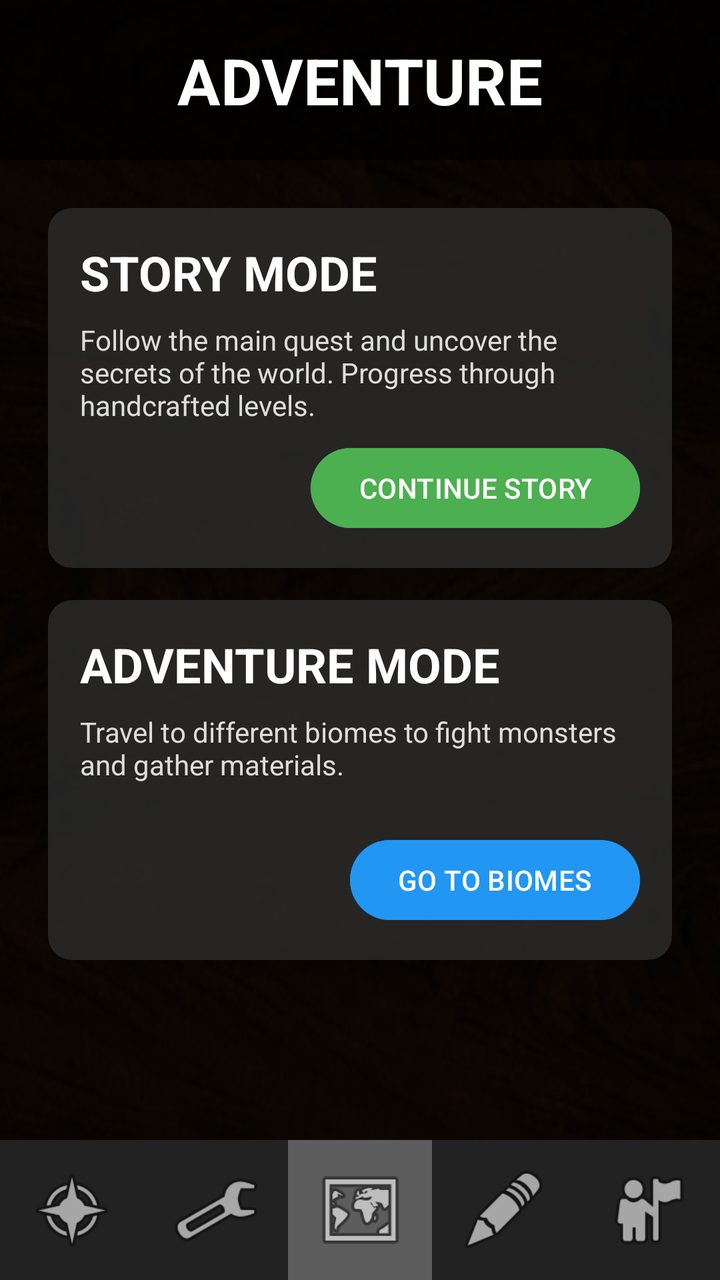
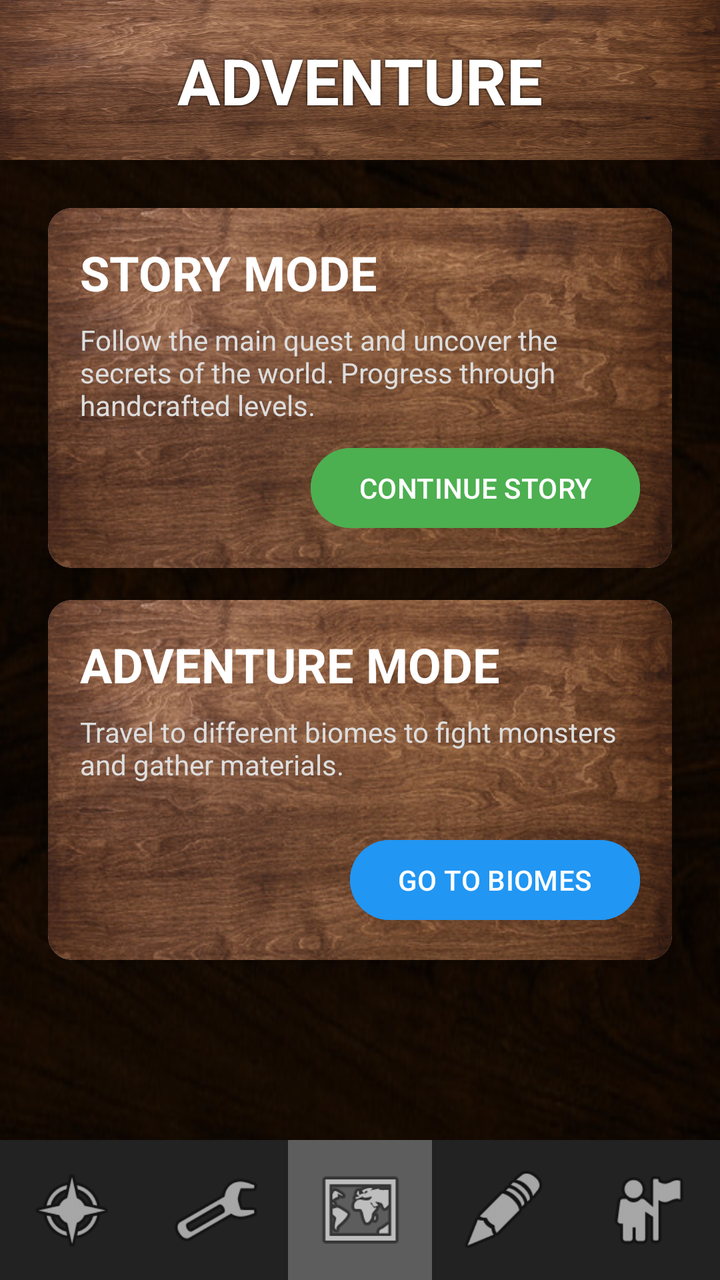

The first picture is an Android layout as it rendered before a commit; the second is the same layout after the commit. The layout source and the unified diff follow.
<!-- AndroidManifest.xml: application theme Theme.BattleScribe -->
<!-- res/layout/activity_battle_choice.xml -->
<?xml version="1.0" encoding="utf-8"?>
<androidx.constraintlayout.widget.ConstraintLayout xmlns:android="http://schemas.android.com/apk/res/android"
    xmlns:app="http://schemas.android.com/apk/res-auto"
    xmlns:tools="http://schemas.android.com/tools"
    android:layout_width="match_parent"
    android:layout_height="match_parent"
    android:background="@drawable/inv_background"
    tools:context=".BattleChoiceActivity">

    <View
        android:layout_width="match_parent"
        android:layout_height="match_parent"
        android:background="#AA000000" />

    <ImageView
        android:id="@+id/header_bg"
        android:layout_width="0dp"
        android:layout_height="80dp"
        android:background="#AA000000"
        app:layout_constraintEnd_toEndOf="parent"
        app:layout_constraintStart_toStartOf="parent"
        app:layout_constraintTop_toTopOf="parent" />

    <TextView
        android:id="@+id/battle_title"
        android:layout_width="wrap_content"
        android:layout_height="wrap_content"
        android:text="@string/title_adventure"
        android:textColor="#FFFFFF"
        android:textSize="32sp"
        android:textStyle="bold"
        app:layout_constraintBottom_toBottomOf="@+id/header_bg"
        app:layout_constraintEnd_toEndOf="parent"
        app:layout_constraintStart_toStartOf="parent"
        app:layout_constraintTop_toTopOf="parent" />

    
    <LinearLayout
        android:id="@+id/layout_main_choice"
        android:layout_width="match_parent"
        android:layout_height="0dp"
        android:orientation="vertical"
        android:padding="16dp"
        android:visibility="visible"
        app:layout_constraintBottom_toTopOf="@+id/linearLayout"
        app:layout_constraintTop_toBottomOf="@+id/header_bg">

        <androidx.cardview.widget.CardView
            android:id="@+id/card_story"
            android:layout_width="match_parent"
            android:layout_height="180dp"
            android:layout_margin="8dp"
            app:cardBackgroundColor="#CC2D2D2D"
            app:cardCornerRadius="12dp"
            app:cardElevation="8dp">

            <androidx.constraintlayout.widget.ConstraintLayout
                android:layout_width="match_parent"
                android:layout_height="match_parent"
                android:padding="16dp">

                <TextView
                    android:id="@+id/story_title"
                    android:layout_width="wrap_content"
                    android:layout_height="wrap_content"
                    android:text="@string/story_mode_title"
                    android:textColor="#FFFFFF"
                    android:textSize="24sp"
                    android:textStyle="bold"
                    app:layout_constraintStart_toStartOf="parent"
                    app:layout_constraintTop_toTopOf="parent" />

                <TextView
                    android:layout_width="0dp"
                    android:layout_height="wrap_content"
                    android:layout_marginTop="8dp"
                    android:text="@string/story_mode_desc"
                    android:textColor="#DDDDDD"
                    android:textSize="14sp"
                    app:layout_constraintEnd_toEndOf="parent"
                    app:layout_constraintStart_toStartOf="parent"
                    app:layout_constraintTop_toBottomOf="@+id/story_title" />

                <Button
                    android:id="@+id/btn_continue_story"
                    android:layout_width="wrap_content"
                    android:layout_height="wrap_content"
                    android:text="@string/btn_continue_story"
                    android:backgroundTint="#4CAF50"
                    android:textColor="#FFFFFF"
                    app:layout_constraintBottom_toBottomOf="parent"
                    app:layout_constraintEnd_toEndOf="parent" />
            </androidx.constraintlayout.widget.ConstraintLayout>
        </androidx.cardview.widget.CardView>

        <androidx.cardview.widget.CardView
            android:id="@+id/card_adventure_mode"
            android:layout_width="match_parent"
            android:layout_height="180dp"
            android:layout_margin="8dp"
            app:cardBackgroundColor="#CC2D2D2D"
            app:cardCornerRadius="12dp"
            app:cardElevation="8dp">

            <androidx.constraintlayout.widget.ConstraintLayout
                android:layout_width="match_parent"
                android:layout_height="match_parent"
                android:padding="16dp">

                <TextView
                    android:id="@+id/adv_title"
                    android:layout_width="wrap_content"
                    android:layout_height="wrap_content"
                    android:text="ADVENTURE MODE"
                    android:textColor="#FFFFFF"
                    android:textSize="24sp"
                    android:textStyle="bold"
                    app:layout_constraintStart_toStartOf="parent"
                    app:layout_constraintTop_toTopOf="parent" />

                <TextView
                    android:layout_width="0dp"
                    android:layout_height="wrap_content"
                    android:layout_marginTop="8dp"
                    android:text="Travel to different biomes to fight monsters and gather materials."
                    android:textColor="#DDDDDD"
                    android:textSize="14sp"
                    app:layout_constraintEnd_toEndOf="parent"
                    app:layout_constraintStart_toStartOf="parent"
                    app:layout_constraintTop_toBottomOf="@+id/adv_title" />

                <Button
                    android:id="@+id/btn_to_biomes"
                    android:layout_width="wrap_content"
                    android:layout_height="wrap_content"
                    android:text="GO TO BIOMES"
                    android:backgroundTint="#2196F3"
                    android:textColor="#FFFFFF"
                    app:layout_constraintBottom_toBottomOf="parent"
                    app:layout_constraintEnd_toEndOf="parent" />
            </androidx.constraintlayout.widget.ConstraintLayout>
        </androidx.cardview.widget.CardView>
    </LinearLayout>

    
    <LinearLayout
        android:id="@+id/layout_biome_selection"
        android:layout_width="match_parent"
        android:layout_height="0dp"
        android:orientation="vertical"
        android:padding="16dp"
        android:visibility="gone"
        app:layout_constraintBottom_toTopOf="@+id/linearLayout"
        app:layout_constraintTop_toBottomOf="@+id/header_bg">

        <androidx.cardview.widget.CardView
            android:id="@+id/card_forest"
            android:layout_width="match_parent"
            android:layout_height="180dp"
            android:layout_margin="8dp"
            app:cardBackgroundColor="#CC2D2D2D"
            app:cardCornerRadius="12dp"
            app:cardElevation="8dp">

            <androidx.constraintlayout.widget.ConstraintLayout
                android:layout_width="match_parent"
                android:layout_height="match_parent"
                android:padding="16dp">

                <TextView
                    android:id="@+id/forest_title"
                    android:layout_width="wrap_content"
                    android:layout_height="wrap_content"
                    android:text="DARK FOREST"
                    android:textColor="#FFFFFF"
                    android:textSize="24sp"
                    android:textStyle="bold"
                    app:layout_constraintStart_toStartOf="parent"
                    app:layout_constraintTop_toTopOf="parent" />

                <TextView
                    android:layout_width="0dp"
                    android:layout_height="wrap_content"
                    android:layout_marginTop="8dp"
                    android:text="A dense woods filled with zombies and skeletons. Great for early resources."
                    android:textColor="#DDDDDD"
                    android:textSize="14sp"
                    app:layout_constraintEnd_toEndOf="parent"
                    app:layout_constraintStart_toStartOf="parent"
                    app:layout_constraintTop_toBottomOf="@+id/forest_title" />

                <Button
                    android:id="@+id/btn_enter_forest"
                    android:layout_width="wrap_content"
                    android:layout_height="wrap_content"
                    android:text="GO TO FOREST"
                    android:backgroundTint="#2E7D32"
                    android:textColor="#FFFFFF"
                    app:layout_constraintBottom_toBottomOf="parent"
                    app:layout_constraintEnd_toEndOf="parent" />
            </androidx.constraintlayout.widget.ConstraintLayout>
        </androidx.cardview.widget.CardView>

        <Button
            android:id="@+id/btn_back_to_main"
            android:layout_width="wrap_content"
            android:layout_height="wrap_content"
            android:layout_gravity="center"
            android:layout_marginTop="16dp"
            android:text="BACK"
            style="@style/Widget.MaterialComponents.Button.TextButton"
            android:textColor="#FFFFFF" />
    </LinearLayout>

    
    <LinearLayout
        android:id="@+id/layout_biome_actions"
        android:layout_width="match_parent"
        android:layout_height="wrap_content"
        android:orientation="vertical"
        android:padding="24dp"
        android:gravity="center"
        android:visibility="gone"
        app:layout_constraintBottom_toTopOf="@+id/linearLayout"
        app:layout_constraintTop_toBottomOf="@+id/header_bg">

        <TextView
            android:id="@+id/tv_biome_name"
            android:layout_width="wrap_content"
            android:layout_height="wrap_content"
            android:text="DARK FOREST"
            android:textColor="#FFFFFF"
            android:textSize="30sp"
            android:textStyle="bold"
            android:layout_marginBottom="32dp" />

        <Button
            android:id="@+id/btn_biome_fight"
            android:layout_width="match_parent"
            android:layout_height="70dp"
            android:text="SEARCH FOR FIGHT"
            android:backgroundTint="#FF4444"
            android:textSize="20sp"
            android:textStyle="bold"
            android:layout_marginBottom="16dp" />

        <Button
            android:id="@+id/btn_biome_leave"
            android:layout_width="match_parent"
            android:layout_height="60dp"
            android:text="LEAVE BIOME"
            style="@style/Widget.MaterialComponents.Button.OutlinedButton"
            android:textColor="#FFFFFF"
            app:strokeColor="#FFFFFF" />

    </LinearLayout>

    
    <LinearLayout
        android:id="@+id/linearLayout"
        android:layout_width="0dp"
        android:layout_height="70dp"
        android:orientation="horizontal"
        android:background="#222222"
        android:elevation="10dp"
        app:layout_constraintBottom_toBottomOf="parent"
        app:layout_constraintEnd_toEndOf="parent"
        app:layout_constraintStart_toStartOf="parent">

        <ImageView android:id="@+id/shop" android:layout_width="0dp" android:layout_height="match_parent" android:layout_weight="1" android:padding="12dp" app:srcCompat="@android:drawable/ic_menu_compass" />
        <ImageView android:id="@+id/skills" android:layout_width="0dp" android:layout_height="match_parent" android:layout_weight="1" android:padding="12dp" app:srcCompat="@android:drawable/ic_menu_manage" />
        <ImageView android:id="@+id/adventure" android:layout_width="0dp" android:layout_height="match_parent" android:layout_weight="1" android:padding="12dp" android:background="#44FFFFFF" app:srcCompat="@android:drawable/ic_menu_mapmode" />
        <ImageView android:id="@+id/crafting" android:layout_width="0dp" android:layout_height="match_parent" android:layout_weight="1" android:padding="12dp" app:srcCompat="@android:drawable/ic_menu_edit" />
        <ImageView android:id="@+id/character" android:layout_width="0dp" android:layout_height="match_parent" android:layout_weight="1" android:padding="12dp" app:srcCompat="@android:drawable/ic_menu_myplaces" />
    </LinearLayout>

</androidx.constraintlayout.widget.ConstraintLayout>
<!-- resources referenced by this layout -->
<resources>
  <!-- drawable inv_background: jpg bitmap (drawable, 34452 bytes) -->
  <string name="btn_continue_story">CONTINUE STORY</string>
  <string name="story_mode_desc">Follow the main quest and uncover the secrets of the world. Progress through handcrafted levels.</string>
  <string name="story_mode_title">STORY MODE</string>
  <string name="title_adventure">ADVENTURE</string>
  <style name="Theme.BattleScribe" parent="Base.Theme.BattleScribe" />
  <style name="Base.Theme.BattleScribe" parent="Theme.Material3.DayNight.NoActionBar">
          
          
      </style>
</resources>

<!-- the commit's change to res/layout/activity_battle_choice.xml (unified diff, before → after) -->
@@ -10,13 +10,14 @@
     <View
         android:layout_width="match_parent"
         android:layout_height="match_parent"
-        android:background="#AA000000" />
+        android:background="#66000000" />
 
     <ImageView
         android:id="@+id/header_bg"
         android:layout_width="0dp"
         android:layout_height="80dp"
-        android:background="#AA000000"
+        android:background="@drawable/medium_background"
+        android:scaleType="centerCrop"
         app:layout_constraintEnd_toEndOf="parent"
         app:layout_constraintStart_toStartOf="parent"
         app:layout_constraintTop_toTopOf="parent" />
@@ -29,6 +30,8 @@
         android:textColor="#FFFFFF"
         android:textSize="32sp"
         android:textStyle="bold"
+        android:shadowColor="#000000"
+        android:shadowRadius="3"
         app:layout_constraintBottom_toBottomOf="@+id/header_bg"
         app:layout_constraintEnd_toEndOf="parent"
         app:layout_constraintStart_toStartOf="parent"
@@ -50,13 +53,13 @@
             android:layout_width="match_parent"
             android:layout_height="180dp"
             android:layout_margin="8dp"
-            app:cardBackgroundColor="#CC2D2D2D"
             app:cardCornerRadius="12dp"
             app:cardElevation="8dp">
 
             <androidx.constraintlayout.widget.ConstraintLayout
                 android:layout_width="match_parent"
                 android:layout_height="match_parent"
+                android:background="@drawable/medium_background"
                 android:padding="16dp">
 
                 <TextView
@@ -98,13 +101,13 @@
             android:layout_width="match_parent"
             android:layout_height="180dp"
             android:layout_margin="8dp"
-            app:cardBackgroundColor="#CC2D2D2D"
             app:cardCornerRadius="12dp"
             app:cardElevation="8dp">
 
             <androidx.constraintlayout.widget.ConstraintLayout
                 android:layout_width="match_parent"
                 android:layout_height="match_parent"
+                android:background="@drawable/medium_background"
                 android:padding="16dp">
 
                 <TextView
@@ -158,13 +161,13 @@
             android:layout_width="match_parent"
             android:layout_height="180dp"
             android:layout_margin="8dp"
-            app:cardBackgroundColor="#CC2D2D2D"
             app:cardCornerRadius="12dp"
             app:cardElevation="8dp">
 
             <androidx.constraintlayout.widget.ConstraintLayout
                 android:layout_width="match_parent"
                 android:layout_height="match_parent"
+                android:background="@drawable/medium_background"
                 android:padding="16dp">
 
                 <TextView
@@ -216,7 +219,7 @@
     <LinearLayout
         android:id="@+id/layout_biome_actions"
         android:layout_width="match_parent"
-        android:layout_height="wrap_content"
+        android:layout_height="0dp"
         android:orientation="vertical"
         android:padding="24dp"
         android:gravity="center"
@@ -224,34 +227,47 @@
         app:layout_constraintBottom_toTopOf="@+id/linearLayout"
         app:layout_constraintTop_toBottomOf="@+id/header_bg">
 
-        <TextView
-            android:id="@+id/tv_biome_name"
-            android:layout_width="wrap_content"
+        <androidx.constraintlayout.widget.ConstraintLayout
+            android:layout_width="match_parent"
             android:layout_height="wrap_content"
-            android:text="DARK FOREST"
-            android:textColor="#FFFFFF"
-            android:textSize="30sp"
-            android:textStyle="bold"
-            android:layout_marginBottom="32dp" />
-
-        <Button
-            android:id="@+id/btn_biome_fight"
-            android:layout_width="match_parent"
-            android:layout_height="70dp"
-            android:text="SEARCH FOR FIGHT"
-            android:backgroundTint="#FF4444"
-            android:textSize="20sp"
-            android:textStyle="bold"
-            android:layout_marginBottom="16dp" />
-
-        <Button
-            android:id="@+id/btn_biome_leave"
-            android:layout_width="match_parent"
-            android:layout_height="60dp"
-            android:text="LEAVE BIOME"
-            style="@style/Widget.MaterialComponents.Button.OutlinedButton"
-            android:textColor="#FFFFFF"
-            app:strokeColor="#FFFFFF" />
+            android:background="@drawable/medium_background"
+            android:padding="24dp">
+
+            <TextView
+                android:id="@+id/tv_biome_name"
+                android:layout_width="wrap_content"
+                android:layout_height="wrap_content"
+                android:text="DARK FOREST"
+                android:textColor="#FFFFFF"
+                android:textSize="30sp"
+                android:textStyle="bold"
+                android:layout_marginBottom="32dp"
+                app:layout_constraintTop_toTopOf="parent"
+                app:layout_constraintStart_toStartOf="parent"
+                app:layout_constraintEnd_toEndOf="parent" />
+
+            <Button
+                android:id="@+id/btn_biome_fight"
+                android:layout_width="match_parent"
+                android:layout_height="70dp"
+                android:text="SEARCH FOR FIGHT"
+                android:backgroundTint="#FF4444"
+                android:textSize="20sp"
+                android:textStyle="bold"
+                android:layout_marginTop="32dp"
+                app:layout_constraintTop_toBottomOf="@+id/tv_biome_name" />
+
+            <Button
+                android:id="@+id/btn_biome_leave"
+                android:layout_width="match_parent"
+                android:layout_height="60dp"
+                android:text="LEAVE BIOME"
+                android:layout_marginTop="16dp"
+                style="@style/Widget.MaterialComponents.Button.OutlinedButton"
+                android:textColor="#FFFFFF"
+                app:strokeColor="#FFFFFF"
+                app:layout_constraintTop_toBottomOf="@+id/btn_biome_fight" />
+        </androidx.constraintlayout.widget.ConstraintLayout>
 
     </LinearLayout>
 
<!-- resource entries referenced after the edit -->
@@ -1,6 +1,7 @@
 <!-- resources referenced by this layout -->
 <resources>
   <!-- drawable inv_background: jpg bitmap (drawable, 34452 bytes) -->
+  <!-- drawable medium_background: jpg bitmap (drawable, 44008 bytes) -->
   <string name="btn_continue_story">CONTINUE STORY</string>
   <string name="story_mode_desc">Follow the main quest and uncover the secrets of the world. Progress through handcrafted levels.</string>
   <string name="story_mode_title">STORY MODE</string>
